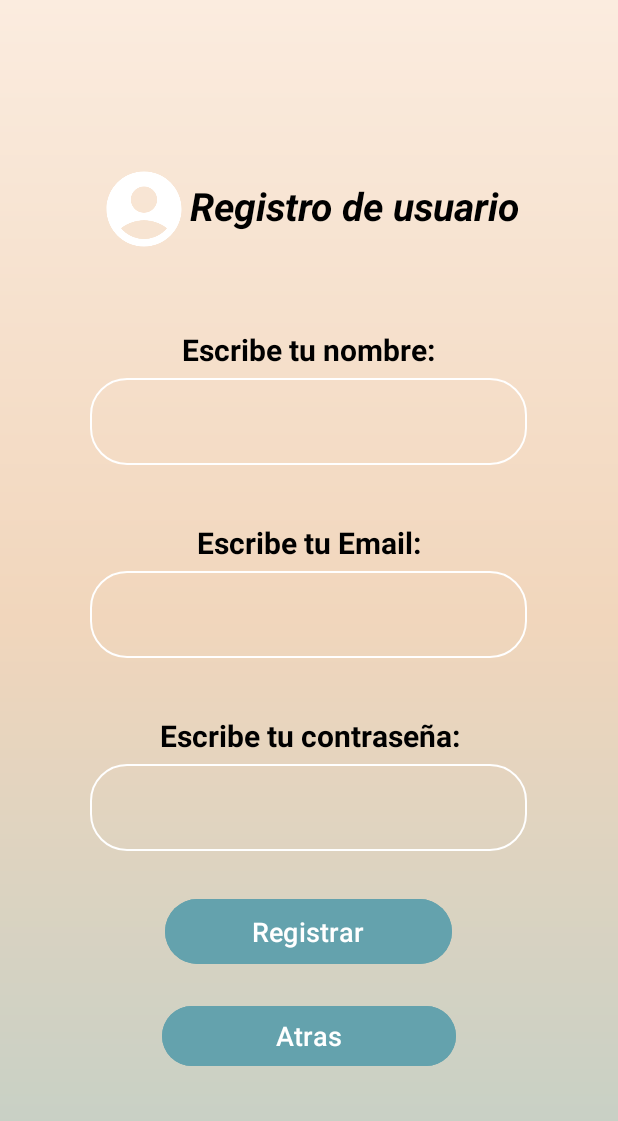
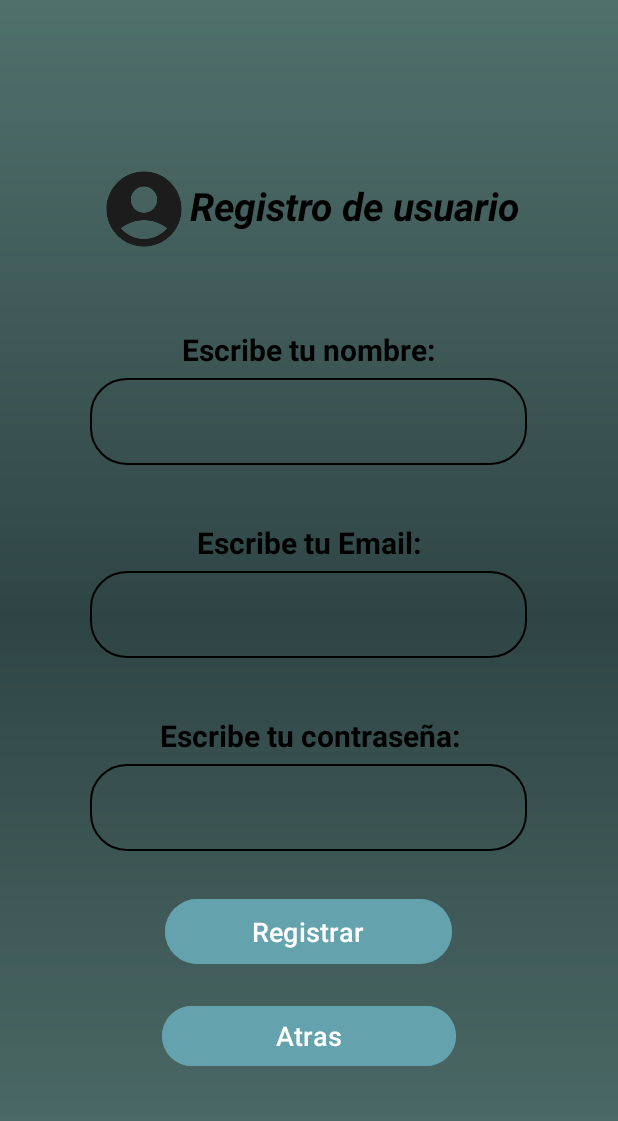
Before and after one commit to cathysulbaran/Proyecto_front_csb, an Android app: the Registro screen opened directly, with no data from a screen before it, on a phone screen of 412 x 824 dp. Shown: the top 1121 px of the screen. Run offline under Robolectric (Android 15) with nearby library versions, the phone set to English and light mode, and no system bars; our stand-ins replace Firebase (no records; nobody signed in at launch, a user with empty details on screens opened directly).

Commit message:
nuevo fondo oscuro

```diff
--- a/app/src/main/res/drawable/fondo_degradado.xml
+++ b/app/src/main/res/drawable/fondo_degradado.xml
@@ -3,7 +3,7 @@
 
     <gradient
         android:angle="90"
-        android:centerColor="#F1D6BC"
-        android:endColor="#FBECDF"
-        android:startColor="#BFCFC7"/>
+        android:centerColor="#2F4545"
+        android:endColor="#50706C"
+        android:startColor="#50706C"/>
 </shape>
--- a/app/src/main/res/drawable/icon_account_circle.xml
+++ b/app/src/main/res/drawable/icon_account_circle.xml
@@ -1,4 +1,4 @@
-<vector android:height="24dp" android:tint="#FFFFFF"
+<vector android:height="24dp" android:tint="#1C1C1C"
     android:viewportHeight="24" android:viewportWidth="24"
     android:width="24dp" xmlns:android="http://schemas.android.com/apk/res/android">
     <path android:fillColor="@android:color/white" android:pathData="M12,2C6.48,2 2,6.48 2,12s4.48,10 10,10s10,-4.48 10,-10S17.52,2 12,2zM12,6c1.93,0 3.5,1.57 3.5,3.5S13.93,13 12,13s-3.5,-1.57 -3.5,-3.5S10.07,6 12,6zM12,20c-2.03,0 -4.43,-0.82 -6.14,-2.88C7.55,15.8 9.68,15 12,15s4.45,0.8 6.14,2.12C16.43,19.18 14.03,20 12,20z"/>
--- a/app/src/main/res/drawable/rounded_corner.xml
+++ b/app/src/main/res/drawable/rounded_corner.xml
@@ -3,6 +3,6 @@
     android:shape="rectangle">
 
     <corners android:radius="24dp"/>
-    <stroke android:width="1dip" android:color="@color/white"/>
+    <stroke android:width="1dip" android:color="@color/black"/>
 
 </shape>
```
